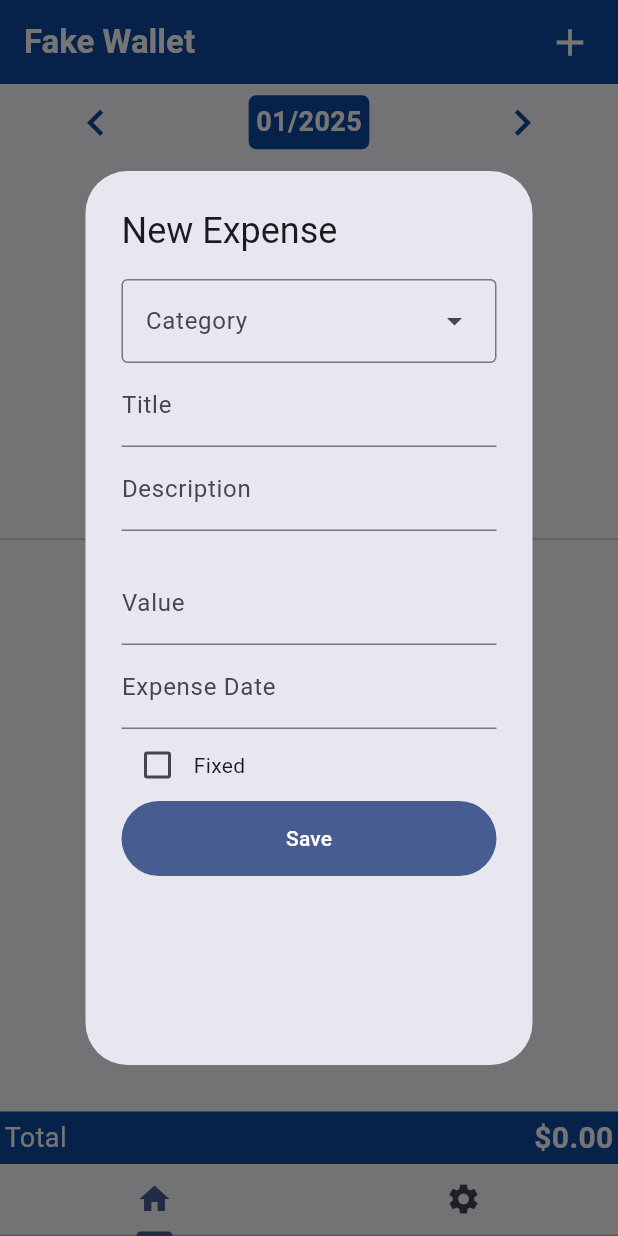
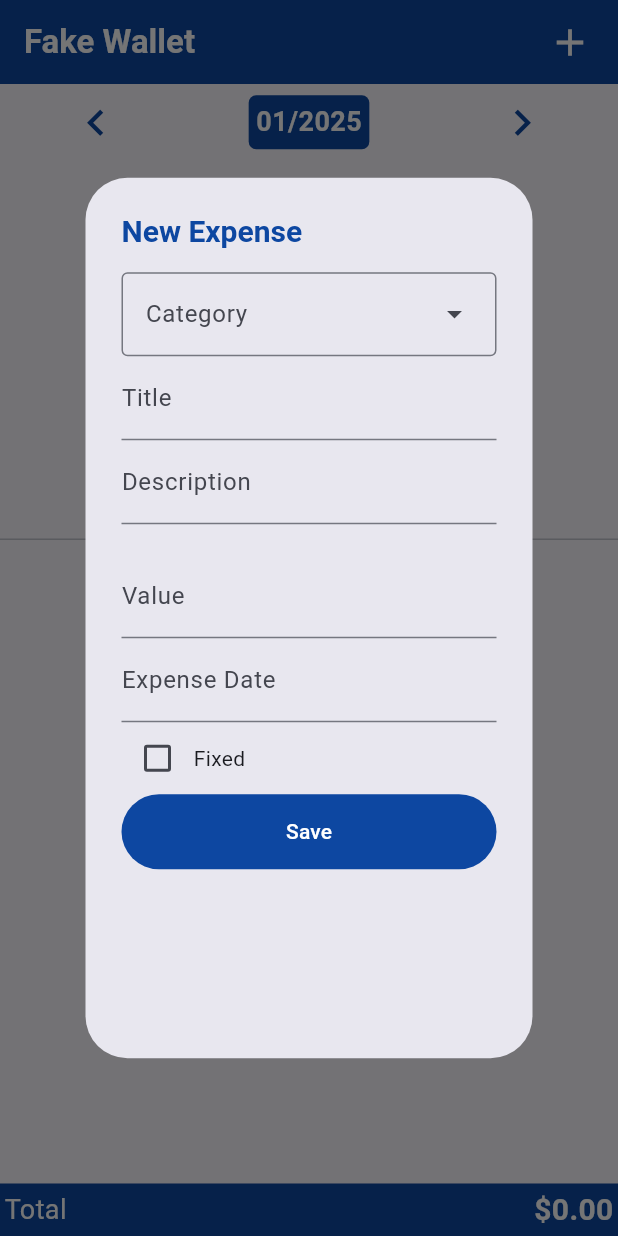
Before and after one commit to vinilima2/fake_wallet, a Flutter app: the screen it shows after launch, after a tap on the "add" icon, on a phone screen of 412 x 824 dp. Run offline on Flutter 3.47's test engine with Material 3 defaults, Android fonts, the phone set to English and light mode, and no system bars; drawn by our look-alikes of loader_overlay; our stand-ins replace drift, drift_flutter, fl_chart, permission_handler, share_plus; missing offline and left inert: excel; accounts and stored records are empty; generated files the repository leaves out were written again.

Commit message:
feat: Added loading overlay to application, removing tabs and changing style of categories list in expense form.

```diff
--- a/lib/main.dart
+++ b/lib/main.dart
@@ -4,6 +4,7 @@ import 'package:fake_wallet/screens/home.dart';
 import 'package:fake_wallet/widgets/db.dart';
 import 'package:flutter/material.dart';
 import 'package:flutter_gen/gen_l10n/app_localizations.dart';
+import 'package:loader_overlay/loader_overlay.dart';
 
 void main() {
   runApp(const MyApp());
@@ -23,28 +24,16 @@ class MyApp extends StatelessWidget {
         colorScheme: ColorScheme.fromSeed(seedColor: Colors.blue.shade900),
         useMaterial3: true,
       ),
-        home: Db(
+      home: LoaderOverlay(
+        overlayColor: Colors.blue.shade900,
+        child: Db(
             appDatabase: database,
             child: Builder(
               builder: (BuildContext innerContext) {
-                return DefaultTabController(
-                  length: 2,
-                  child: Scaffold(
-                    body: TabBarView(
-                      children: [
-                        Home(database: Db.of(context)?.appDatabase ?? database),
-                        Container(),
-                      ],
-                    ),
-                    bottomNavigationBar: const TabBar(
-                      tabs: [
-                        Tab(icon: Icon(Icons.home)),
-                        Tab(icon: Icon(Icons.settings)),
-                      ],
-                    ),
+                return Home(database: Db.of(context)?.appDatabase ?? database);
+              },
+            )),
       ),
     );
-              },
-            )));
   }
 }
--- a/lib/screens/home.dart
+++ b/lib/screens/home.dart
@@ -10,6 +10,7 @@ import 'package:flutter/material.dart';
 import 'package:intl/intl.dart';
 import 'package:fake_wallet/utils/date_utils.dart';
 import 'package:flutter_gen/gen_l10n/app_localizations.dart';
+import 'package:loader_overlay/loader_overlay.dart';
 
 class Home extends StatefulWidget {
   final AppDatabase database;
@@ -64,6 +65,7 @@ class _HomeState extends State<Home> {
   }
 
   void insertExpense(Expensive expensive) async {
+    context.loaderOverlay.show();
     await widget.database.into(widget.database.expense).insert(
         ExpenseCompanion.insert(
             title: expensive.title,
@@ -78,14 +80,15 @@ class _HomeState extends State<Home> {
             category: expensive.category));
 
     if (expensive.fixed) {
-      insertFixedExpense(expensive);
+     await insertFixedExpense(expensive);
     }
-
     Navigator.of(context).pop();
+    await Future.delayed(Duration(seconds: 1));
+    context.loaderOverlay.hide();
     listAllExpenses(null);
   }
 
-  void insertFixedExpense(Expensive expensive) async {
+  Future<void> insertFixedExpense(Expensive expensive) async {
     DateTime actualDateTime =
         DateFormat('dd/MM/yyyy').parse(expensive.expenseDate);
     for (int i = 1; i <= expensive.numberMonthsOfFixedExpense; i++) {
@@ -113,6 +116,8 @@ class _HomeState extends State<Home> {
       });
       return;
     }
+
+    context.loaderOverlay.show(showOverlay: true);
 
     var total = expenses
         .map((expense) => expense.value)
@@ -150,6 +155,8 @@ class _HomeState extends State<Home> {
     setState(() {
       finalList = list;
     });
+
+    context.loaderOverlay.hide();
   }
 
   @override
@@ -175,6 +182,7 @@ class _HomeState extends State<Home> {
                   builder: (builder) {
                     return AlertDialog(
                       title: Text(AppLocalizations.of(context)!.newExpense),
+                      titleTextStyle: TextStyle(fontWeight: FontWeight.bold, color: Colors.blue.shade900, fontSize: 20),
                       content: ExpensiveForm(
                           onSave: (ex) {
                             insertExpense(ex);
--- a/lib/widgets/expensive_form.dart
+++ b/lib/widgets/expensive_form.dart
@@ -19,12 +19,30 @@ class ExpensiveForm extends StatefulWidget {
 
 class _ExpensiveFormState extends State<ExpensiveForm> {
   Expensive expensive = Expensive();
+  static const iconMap = {
+    'Theater': 0xe655,
+    'Car Repair': 0xe13d,
+    'Energy': 0xe0ee,
+    'Water': 0xf03b4,
+    'FastFood': 0xe25a,
+    'Bus': 0xe11a,
+    'Credit Card': 0xe19f,
+    'Home': 0xe318,
+    'Fuel': 0xe394,
+    'Gas': 0xf07a4,
+    'Phone': 0xe5b7,
+    'School': 0xe559,
+    'Coffee': 0xe178,
+    'Another': 0xe309,
+    'Health': 0xe305
+  };
+
 
   @override
   Widget build(BuildContext context) {
     return Form(
       child: SingleChildScrollView(
-        child: Container(
+        child: SizedBox(
           width: 250,
           height: 500,
           // color: Colors.white,
@@ -42,8 +60,17 @@ class _ExpensiveFormState extends State<ExpensiveForm> {
                     .map<DropdownMenuEntry<CategoryData>>(
                         (CategoryData category) {
                   return DropdownMenuEntry<CategoryData>(
+                    style: ButtonStyle(
+                      backgroundColor: WidgetStatePropertyAll(Colors.white)
+                    ),
                     value: category,
                     label: category.description,
+                    labelWidget: Row(
+                      children: [
+                        Icon(IconData(iconMap[category.icon]!, fontFamily: 'MaterialIcons')),
+                        Text(category.description)
+                      ],
+                    )
                   );
                 }).toList(),
               ),
@@ -111,6 +138,7 @@ class _ExpensiveFormState extends State<ExpensiveForm> {
                 },
                 child: Text(AppLocalizations.of(context)!.save),
                 style: ButtonStyle(
+                    backgroundColor: WidgetStatePropertyAll(Colors.blue.shade900),
                     fixedSize: MaterialStatePropertyAll(Size(1000, 50))),
               )
             ],
--- a/pubspec.yaml
+++ b/pubspec.yaml
@@ -44,6 +44,7 @@ dependencies:
   share_plus: ^10.1.4
   path_provider: ^2.1.5
   permission_handler: ^11.3.1
+  loader_overlay: ^4.0.4+1
 
 dev_dependencies:
   flutter_test:
```
Also changed, not shown: lib/icon.png (deleted), pubspec.lock. Lines whose indentation alone changed are shown as unchanged.
